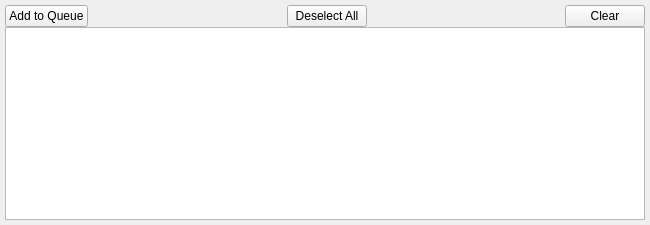
BCDA-APS/QSview, file src/QSview/resources/history.ui: the form before one commit.
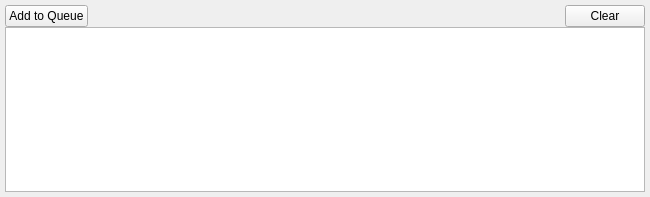
The form after the commit. Icons and pictures are not drawn.

Commit message: Clean up UI (remove buttons & plan editor)

Patch:
```diff
--- a/src/QSview/resources/history.ui
+++ b/src/QSview/resources/history.ui
@@ -7,7 +7,7 @@
     <x>0</x>
     <y>0</y>
     <width>650</width>
-    <height>225</height>
+    <height>197</height>
    </rect>
   </property>
   <property name="windowTitle">
@@ -58,20 +58,6 @@
        </property>
       </spacer>
      </item>
-     <item>
-      <widget class="QPushButton" name="deselectAllButton">
-       <property name="toolTip">
-        <string>Deselect all</string>
-       </property>
-       <property name="text">
-        <string>Deselect All</string>
-       </property>
-       <property name="icon">
-        <iconset>
-         <normaloff>icons/deselect.png</normaloff>icons/deselect.png</iconset>
-       </property>
-      </widget>
-     </item>
      <item>
       <spacer name="horizontalSpacer_4">
        <property name="orientation">
```
The commit also changes 6 other files.
